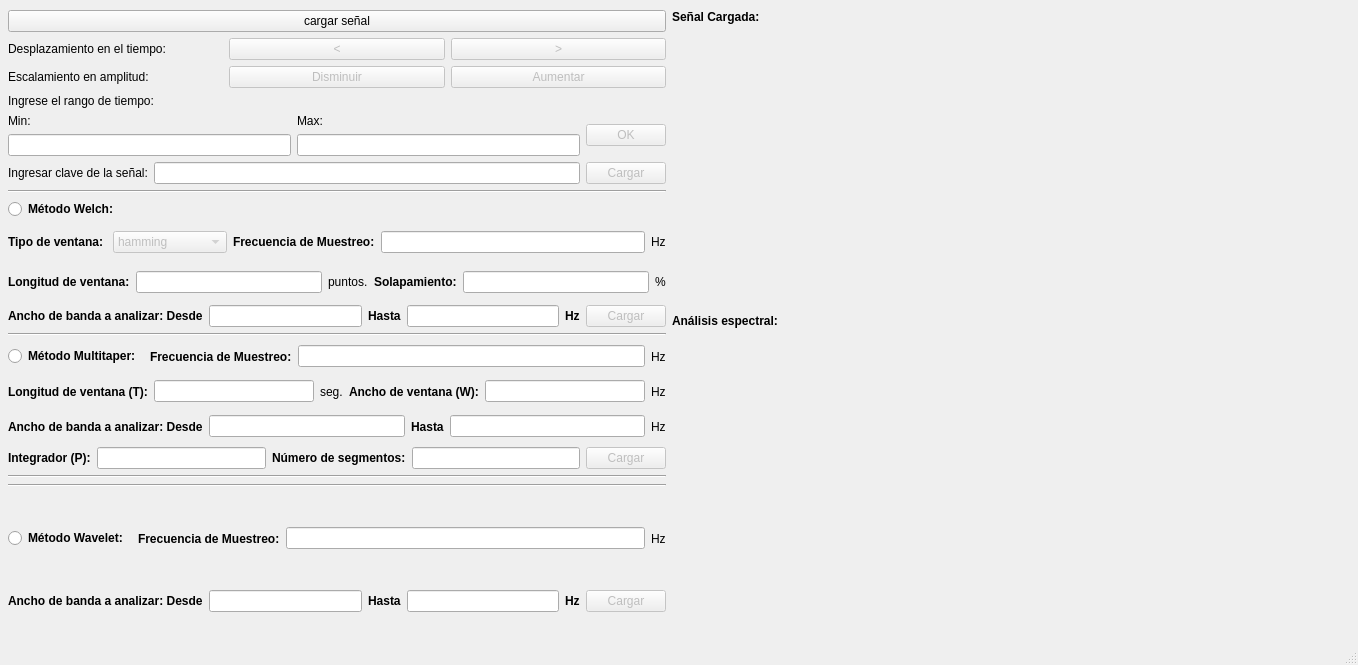
First picture: the form in anadir_grafico.ui, repository Alescos/Proyect2_signal_display, before the edit.
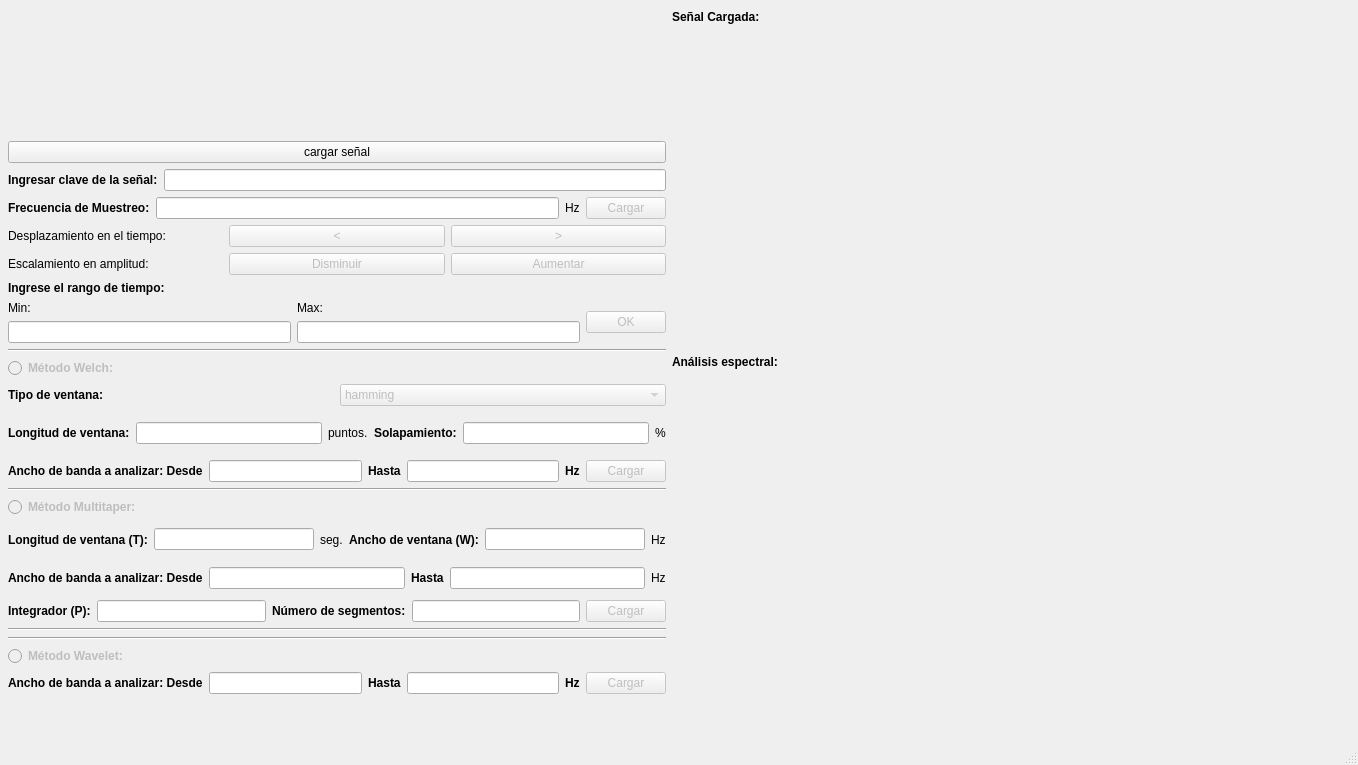
Second picture: the form after the edit.

```diff
--- a/anadir_grafico.ui
+++ b/anadir_grafico.ui
@@ -7,7 +7,7 @@
     <x>0</x>
     <y>0</y>
     <width>1358</width>
-    <height>665</height>
+    <height>765</height>
    </rect>
   </property>
   <property name="sizePolicy">
@@ -29,256 +29,209 @@
       <x>8</x>
       <y>10</y>
       <width>1321</width>
-      <height>602</height>
+      <height>684</height>
      </rect>
     </property>
     <layout class="QGridLayout" name="gridLayout">
-     <item row="0" column="0">
-      <layout class="QVBoxLayout" name="verticalLayout_13">
-       <item>
-        <widget class="QPushButton" name="boton_cargar">
-         <property name="text">
-          <string>cargar señal</string>
-         </property>
-        </widget>
-       </item>
-       <item>
-        <layout class="QVBoxLayout" name="verticalLayout_6">
-         <property name="sizeConstraint">
-          <enum>QLayout::SetFixedSize</enum>
-         </property>
-         <item>
-          <layout class="QVBoxLayout" name="verticalLayout">
-           <item>
-            <layout class="QHBoxLayout" name="horizontalLayout">
-             <item>
-              <widget class="QLabel" name="label">
-               <property name="text">
-                <string>Desplazamiento en el tiempo:</string>
-               </property>
-              </widget>
-             </item>
-             <item>
-              <widget class="QPushButton" name="boton_atras">
-               <property name="enabled">
-                <bool>false</bool>
-               </property>
-               <property name="text">
-                <string>&lt;</string>
-               </property>
-              </widget>
-             </item>
-             <item>
-              <widget class="QPushButton" name="boton_adelante">
-               <property name="enabled">
-                <bool>false</bool>
-               </property>
-               <property name="text">
-                <string>&gt;</string>
-               </property>
-              </widget>
-             </item>
-            </layout>
-           </item>
-          </layout>
-         </item>
-         <item>
-          <layout class="QVBoxLayout" name="verticalLayout_2">
-           <item>
-            <layout class="QHBoxLayout" name="horizontalLayout_2">
-             <item>
-              <widget class="QLabel" name="label_2">
-               <property name="text">
-                <string>Escalamiento en amplitud:</string>
-               </property>
-              </widget>
-             </item>
-             <item>
-              <widget class="QPushButton" name="boton_disminuir">
-               <property name="enabled">
-                <bool>false</bool>
-               </property>
-               <property name="text">
-                <string>Disminuir</string>
-               </property>
-              </widget>
-             </item>
-             <item>
-              <widget class="QPushButton" name="boton_aumentar">
-               <property name="enabled">
-                <bool>false</bool>
-               </property>
-               <property name="text">
-                <string>Aumentar</string>
-               </property>
-              </widget>
-             </item>
-            </layout>
-           </item>
-          </layout>
-         </item>
-         <item>
-          <layout class="QVBoxLayout" name="verticalLayout_5">
-           <item>
-            <widget class="QLabel" name="label_4">
-             <property name="text">
-              <string>Ingrese el rango de tiempo:</string>
-             </property>
-            </widget>
-           </item>
-           <item>
-            <layout class="QHBoxLayout" name="horizontalLayout_3">
-             <item>
-              <layout class="QVBoxLayout" name="verticalLayout_3">
-               <item>
-                <widget class="QLabel" name="label_5">
-                 <property name="text">
-                  <string>Min:</string>
-                 </property>
-                </widget>
-               </item>
-               <item>
-                <widget class="QLineEdit" name="tiempo_min">
-                 <property name="enabled">
-                  <bool>true</bool>
-                 </property>
-                </widget>
-               </item>
-              </layout>
-             </item>
-             <item>
-              <layout class="QVBoxLayout" name="verticalLayout_4">
-               <item>
-                <widget class="QLabel" name="label_6">
-                 <property name="text">
-                  <string>Max:</string>
-                 </property>
-                </widget>
-               </item>
-               <item>
-                <widget class="QLineEdit" name="tiempo_max">
-                 <property name="enabled">
-                  <bool>true</bool>
-                 </property>
-                </widget>
-               </item>
-              </layout>
-             </item>
-             <item>
-              <widget class="QPushButton" name="cargar_tiempo">
-               <property name="enabled">
-                <bool>false</bool>
-               </property>
-               <property name="text">
-                <string>OK</string>
-               </property>
-              </widget>
-             </item>
-            </layout>
-           </item>
-          </layout>
-         </item>
-         <item>
-          <layout class="QHBoxLayout" name="horizontalLayout_4">
-           <item>
-            <widget class="QLabel" name="label_3">
-             <property name="text">
-              <string>Ingresar clave de la señal:</string>
-             </property>
-            </widget>
-           </item>
-           <item>
-            <widget class="QLineEdit" name="key_text">
-             <property name="text">
-              <string/>
-             </property>
-            </widget>
-           </item>
-           <item>
-            <widget class="QPushButton" name="cargar_key">
-             <property name="enabled">
-              <bool>false</bool>
-             </property>
-             <property name="text">
-              <string>Cargar</string>
-             </property>
-            </widget>
-           </item>
-          </layout>
-         </item>
-        </layout>
-       </item>
-      </layout>
-     </item>
-     <item row="0" column="1" rowspan="7">
-      <layout class="QVBoxLayout" name="verticalLayout_9">
-       <item>
-        <layout class="QVBoxLayout" name="verticalLayout_7">
-         <item>
-          <widget class="QLabel" name="label_7">
-           <property name="sizePolicy">
-            <sizepolicy hsizetype="Minimum" vsizetype="Fixed">
-             <horstretch>0</horstretch>
-             <verstretch>0</verstretch>
-            </sizepolicy>
-           </property>
-           <property name="font">
-            <font>
-             <weight>75</weight>
-             <bold>true</bold>
-            </font>
-           </property>
-           <property name="text">
-            <string>Señal Cargada:</string>
-           </property>
-          </widget>
-         </item>
-         <item>
-          <widget class="QWidget" name="campo_grafico" native="true"/>
-         </item>
-        </layout>
-       </item>
-       <item>
-        <layout class="QVBoxLayout" name="verticalLayout_8">
-         <item>
-          <widget class="QLabel" name="label_8">
-           <property name="sizePolicy">
-            <sizepolicy hsizetype="MinimumExpanding" vsizetype="Fixed">
-             <horstretch>0</horstretch>
-             <verstretch>0</verstretch>
-            </sizepolicy>
-           </property>
-           <property name="font">
-            <font>
-             <weight>75</weight>
-             <bold>true</bold>
-            </font>
-           </property>
-           <property name="text">
-            <string>Análisis espectral:</string>
-           </property>
-          </widget>
-         </item>
-         <item>
-          <widget class="QWidget" name="campo_grafico2" native="true"/>
-         </item>
-        </layout>
-       </item>
-      </layout>
-     </item>
-     <item row="1" column="0">
-      <widget class="Line" name="line">
-       <property name="orientation">
-        <enum>Qt::Horizontal</enum>
-       </property>
-      </widget>
-     </item>
      <item row="2" column="0">
+      <widget class="Line" name="line">
+       <property name="orientation">
+        <enum>Qt::Horizontal</enum>
+       </property>
+      </widget>
+     </item>
+     <item row="4" column="0">
+      <widget class="Line" name="line_2">
+       <property name="orientation">
+        <enum>Qt::Horizontal</enum>
+       </property>
+      </widget>
+     </item>
+     <item row="6" column="0">
+      <widget class="Line" name="line_4">
+       <property name="orientation">
+        <enum>Qt::Horizontal</enum>
+       </property>
+      </widget>
+     </item>
+     <item row="5" column="0">
+      <layout class="QVBoxLayout" name="verticalLayout_11">
+       <item>
+        <layout class="QHBoxLayout" name="horizontalLayout_9">
+         <item>
+          <widget class="QRadioButton" name="metodo_multitaper">
+           <property name="enabled">
+            <bool>false</bool>
+           </property>
+           <property name="font">
+            <font>
+             <weight>75</weight>
+             <bold>true</bold>
+            </font>
+           </property>
+           <property name="text">
+            <string>Método Multitaper: </string>
+           </property>
+          </widget>
+         </item>
+        </layout>
+       </item>
+       <item>
+        <layout class="QHBoxLayout" name="horizontalLayout_10">
+         <item>
+          <widget class="QLabel" name="label_9">
+           <property name="font">
+            <font>
+             <weight>75</weight>
+             <bold>true</bold>
+            </font>
+           </property>
+           <property name="text">
+            <string>Longitud de ventana (T):</string>
+           </property>
+          </widget>
+         </item>
+         <item>
+          <widget class="QLineEdit" name="longitud_ventana2"/>
+         </item>
+         <item>
+          <widget class="QLabel" name="label_22">
+           <property name="text">
+            <string>seg.</string>
+           </property>
+          </widget>
+         </item>
+         <item>
+          <widget class="QLabel" name="label_23">
+           <property name="font">
+            <font>
+             <weight>75</weight>
+             <bold>true</bold>
+            </font>
+           </property>
+           <property name="text">
+            <string>Ancho de ventana (W):</string>
+           </property>
+          </widget>
+         </item>
+         <item>
+          <widget class="QLineEdit" name="ancho_ventana"/>
+         </item>
+         <item>
+          <widget class="QLabel" name="label_24">
+           <property name="text">
+            <string>Hz</string>
+           </property>
+          </widget>
+         </item>
+        </layout>
+       </item>
+       <item>
+        <layout class="QHBoxLayout" name="horizontalLayout_11">
+         <item>
+          <widget class="QLabel" name="label_25">
+           <property name="font">
+            <font>
+             <weight>75</weight>
+             <bold>true</bold>
+            </font>
+           </property>
+           <property name="text">
+            <string>Ancho de banda a analizar: Desde</string>
+           </property>
+          </widget>
+         </item>
+         <item>
+          <widget class="QLineEdit" name="fmin2"/>
+         </item>
+         <item>
+          <widget class="QLabel" name="label_26">
+           <property name="font">
+            <font>
+             <weight>75</weight>
+             <bold>true</bold>
+            </font>
+           </property>
+           <property name="text">
+            <string>Hasta</string>
+           </property>
+          </widget>
+         </item>
+         <item>
+          <widget class="QLineEdit" name="fmax2"/>
+         </item>
+         <item>
+          <widget class="QLabel" name="label_27">
+           <property name="font">
+            <font>
+             <weight>50</weight>
+             <bold>false</bold>
+            </font>
+           </property>
+           <property name="text">
+            <string>Hz</string>
+           </property>
+          </widget>
+         </item>
+        </layout>
+       </item>
+       <item>
+        <layout class="QHBoxLayout" name="horizontalLayout_12">
+         <item>
+          <widget class="QLabel" name="label_28">
+           <property name="font">
+            <font>
+             <weight>75</weight>
+             <bold>true</bold>
+            </font>
+           </property>
+           <property name="text">
+            <string>Integrador (P):</string>
+           </property>
+          </widget>
+         </item>
+         <item>
+          <widget class="QLineEdit" name="integrador"/>
+         </item>
+         <item>
+          <widget class="QLabel" name="label_29">
+           <property name="font">
+            <font>
+             <weight>75</weight>
+             <bold>true</bold>
+            </font>
+           </property>
+           <property name="text">
+            <string>Número de segmentos:</string>
+           </property>
+          </widget>
+         </item>
+         <item>
+          <widget class="QLineEdit" name="num_segmentos"/>
+         </item>
+         <item>
+          <widget class="QPushButton" name="cargar_multi">
+           <property name="enabled">
+            <bool>false</bool>
+           </property>
+           <property name="text">
+            <string>Cargar</string>
+           </property>
+          </widget>
+         </item>
+        </layout>
+       </item>
+      </layout>
+     </item>
+     <item row="3" column="0">
       <layout class="QVBoxLayout" name="verticalLayout_10">
        <item>
         <layout class="QHBoxLayout" name="horizontalLayout_5">
          <item>
           <widget class="QRadioButton" name="metodo_welch">
+           <property name="enabled">
+            <bool>false</bool>
+           </property>
            <property name="font">
             <font>
              <weight>75</weight>
@@ -374,35 +327,6 @@
            </item>
           </widget>
          </item>
-         <item>
-          <widget class="QLabel" name="label_10">
-           <property name="font">
-            <font>
-             <weight>75</weight>
-             <bold>true</bold>
-            </font>
-           </property>
-           <property name="text">
-            <string>Frecuencia de Muestreo:</string>
-           </property>
-          </widget>
-         </item>
-         <item>
-          <widget class="QLineEdit" name="fs1"/>
-         </item>
-         <item>
-          <widget class="QLabel" name="label_11">
-           <property name="font">
-            <font>
-             <weight>50</weight>
-             <bold>false</bold>
-            </font>
-           </property>
-           <property name="text">
-            <string>Hz</string>
-           </property>
-          </widget>
-         </item>
         </layout>
        </item>
        <item>
@@ -528,32 +452,18 @@
        </item>
       </layout>
      </item>
-     <item row="3" column="0">
-      <widget class="Line" name="line_2">
-       <property name="orientation">
-        <enum>Qt::Horizontal</enum>
-       </property>
-      </widget>
-     </item>
-     <item row="4" column="0">
-      <layout class="QVBoxLayout" name="verticalLayout_11">
+     <item row="0" column="1" rowspan="8">
+      <layout class="QVBoxLayout" name="verticalLayout_9">
        <item>
-        <layout class="QHBoxLayout" name="horizontalLayout_9">
+        <layout class="QVBoxLayout" name="verticalLayout_7">
          <item>
-          <widget class="QRadioButton" name="metodo_multitaper">
-           <property name="font">
-            <font>
-             <weight>75</weight>
-             <bold>true</bold>
-            </font>
+          <widget class="QLabel" name="label_7">
+           <property name="sizePolicy">
+            <sizepolicy hsizetype="Minimum" vsizetype="Fixed">
+             <horstretch>0</horstretch>
+             <verstretch>0</verstretch>
+            </sizepolicy>
            </property>
-           <property name="text">
-            <string>Método Multitaper: </string>
-           </property>
-          </widget>
-         </item>
-         <item>
-          <widget class="QLabel" name="label_20">
            <property name="font">
             <font>
              <weight>75</weight>
@@ -561,55 +471,25 @@
             </font>
            </property>
            <property name="text">
-            <string>Frecuencia de Muestreo:</string>
+            <string>Señal Cargada:</string>
            </property>
           </widget>
          </item>
          <item>
-          <widget class="QLineEdit" name="fs2"/>
+          <widget class="QWidget" name="campo_grafico" native="true"/>
          </item>
-         <item>
-          <widget class="QLabel" name="label_21">
-           <property name="font">
-            <font>
-             <weight>50</weight>
-             <bold>false</bold>
-            </font>
-           </property>
-           <property name="text">
-            <string>Hz</string>
-           </property>
-          </widget>
-         </item>
         </layout>
        </item>
        <item>
-        <layout class="QHBoxLayout" name="horizontalLayout_10">
+        <layout class="QVBoxLayout" name="verticalLayout_8">
          <item>
-          <widget class="QLabel" name="label_9">
-           <property name="font">
-            <font>
-             <weight>75</weight>
-             <bold>true</bold>
-            </font>
+          <widget class="QLabel" name="label_8">
+           <property name="sizePolicy">
+            <sizepolicy hsizetype="MinimumExpanding" vsizetype="Fixed">
+             <horstretch>0</horstretch>
+             <verstretch>0</verstretch>
+            </sizepolicy>
            </property>
-           <property name="text">
-            <string>Longitud de ventana (T):</string>
-           </property>
-          </widget>
-         </item>
-         <item>
-          <widget class="QLineEdit" name="longitud_ventana2"/>
-         </item>
-         <item>
-          <widget class="QLabel" name="label_22">
-           <property name="text">
-            <string>seg.</string>
-           </property>
-          </widget>
-         </item>
-         <item>
-          <widget class="QLabel" name="label_23">
            <property name="font">
             <font>
              <weight>75</weight>
@@ -617,127 +497,18 @@
             </font>
            </property>
            <property name="text">
-            <string>Ancho de ventana (W):</string>
+            <string>Análisis espectral:</string>
            </property>
           </widget>
          </item>
          <item>
-          <widget class="QLineEdit" name="ancho_ventana"/>
-         </item>
-         <item>
-          <widget class="QLabel" name="label_24">
-           <property name="text">
-            <string>Hz</string>
-           </property>
-          </widget>
-         </item>
-        </layout>
-       </item>
-       <item>
-        <layout class="QHBoxLayout" name="horizontalLayout_11">
-         <item>
-          <widget class="QLabel" name="label_25">
-           <property name="font">
-            <font>
-             <weight>75</weight>
-             <bold>true</bold>
-            </font>
-           </property>
-           <property name="text">
-            <string>Ancho de banda a analizar: Desde</string>
-           </property>
-          </widget>
-         </item>
-         <item>
-          <widget class="QLineEdit" name="fmin2"/>
-         </item>
-         <item>
-          <widget class="QLabel" name="label_26">
-           <property name="font">
-            <font>
-             <weight>75</weight>
-             <bold>true</bold>
-            </font>
-           </property>
-           <property name="text">
-            <string>Hasta</string>
-           </property>
-          </widget>
-         </item>
-         <item>
-          <widget class="QLineEdit" name="fmax2"/>
-         </item>
-         <item>
-          <widget class="QLabel" name="label_27">
-           <property name="font">
-            <font>
-             <weight>50</weight>
-             <bold>false</bold>
-            </font>
-           </property>
-           <property name="text">
-            <string>Hz</string>
-           </property>
-          </widget>
-         </item>
-        </layout>
-       </item>
-       <item>
-        <layout class="QHBoxLayout" name="horizontalLayout_12">
-         <item>
-          <widget class="QLabel" name="label_28">
-           <property name="font">
-            <font>
-             <weight>75</weight>
-             <bold>true</bold>
-            </font>
-           </property>
-           <property name="text">
-            <string>Integrador (P):</string>
-           </property>
-          </widget>
-         </item>
-         <item>
-          <widget class="QLineEdit" name="integrador"/>
-         </item>
-         <item>
-          <widget class="QLabel" name="label_29">
-           <property name="font">
-            <font>
-             <weight>75</weight>
-             <bold>true</bold>
-            </font>
-           </property>
-           <property name="text">
-            <string>Número de segmentos:</string>
-           </property>
-          </widget>
-         </item>
-         <item>
-          <widget class="QLineEdit" name="num_segmentos"/>
-         </item>
-         <item>
-          <widget class="QPushButton" name="cargar_multi">
-           <property name="enabled">
-            <bool>false</bool>
-           </property>
-           <property name="text">
-            <string>Cargar</string>
-           </property>
-          </widget>
+          <widget class="QWidget" name="campo_grafico2" native="true"/>
          </item>
         </layout>
        </item>
       </layout>
      </item>
-     <item row="5" column="0">
-      <widget class="Line" name="line_4">
-       <property name="orientation">
-        <enum>Qt::Horizontal</enum>
-       </property>
-      </widget>
-     </item>
-     <item row="6" column="0">
+     <item row="7" column="0">
       <layout class="QVBoxLayout" name="verticalLayout_12">
        <item>
         <widget class="Line" name="line_3">
@@ -750,6 +521,9 @@
         <layout class="QHBoxLayout" name="horizontalLayout_13">
          <item>
           <widget class="QRadioButton" name="metodo_wavelet">
+           <property name="enabled">
+            <bool>false</bool>
+           </property>
            <property name="font">
             <font>
              <weight>75</weight>
@@ -761,35 +535,6 @@
            </property>
           </widget>
          </item>
-         <item>
-          <widget class="QLabel" name="label_30">
-           <property name="font">
-            <font>
-             <weight>75</weight>
-             <bold>true</bold>
-            </font>
-           </property>
-           <property name="text">
-            <string>Frecuencia de Muestreo:</string>
-           </property>
-          </widget>
-         </item>
-         <item>
-          <widget class="QLineEdit" name="fs3"/>
-         </item>
-         <item>
-          <widget class="QLabel" name="label_31">
-           <property name="font">
-            <font>
-             <weight>50</weight>
-             <bold>false</bold>
-            </font>
-           </property>
-           <property name="text">
-            <string>Hz</string>
-           </property>
-          </widget>
-         </item>
         </layout>
        </item>
        <item>
@@ -853,6 +598,228 @@
        </item>
       </layout>
      </item>
+     <item row="1" column="0">
+      <layout class="QVBoxLayout" name="verticalLayout_13">
+       <item>
+        <widget class="QPushButton" name="boton_cargar">
+         <property name="text">
+          <string>cargar señal</string>
+         </property>
+        </widget>
+       </item>
+       <item>
+        <layout class="QHBoxLayout" name="horizontalLayout_4">
+         <item>
+          <widget class="QLabel" name="label_3">
+           <property name="font">
+            <font>
+             <weight>75</weight>
+             <bold>true</bold>
+            </font>
+           </property>
+           <property name="text">
+            <string>Ingresar clave de la señal:</string>
+           </property>
+          </widget>
+         </item>
+         <item>
+          <widget class="QLineEdit" name="key_text">
+           <property name="text">
+            <string/>
+           </property>
+          </widget>
+         </item>
+        </layout>
+       </item>
+       <item>
+        <layout class="QHBoxLayout" name="horizontalLayout_15">
+         <item>
+          <widget class="QLabel" name="label_10">
+           <property name="font">
+            <font>
+             <weight>75</weight>
+             <bold>true</bold>
+            </font>
+           </property>
+           <property name="text">
+            <string>Frecuencia de Muestreo:</string>
+           </property>
+          </widget>
+         </item>
+         <item>
+          <widget class="QLineEdit" name="fmuestreo_text"/>
+         </item>
+         <item>
+          <widget class="QLabel" name="label_11">
+           <property name="font">
+            <font>
+             <weight>50</weight>
+             <bold>false</bold>
+            </font>
+           </property>
+           <property name="text">
+            <string>Hz</string>
+           </property>
+          </widget>
+         </item>
+         <item>
+          <widget class="QPushButton" name="cargar_key">
+           <property name="enabled">
+            <bool>false</bool>
+           </property>
+           <property name="text">
+            <string>Cargar</string>
+           </property>
+          </widget>
+         </item>
+        </layout>
+       </item>
+       <item>
+        <layout class="QVBoxLayout" name="verticalLayout_6">
+         <property name="sizeConstraint">
+          <enum>QLayout::SetFixedSize</enum>
+         </property>
+         <item>
+          <layout class="QVBoxLayout" name="verticalLayout">
+           <item>
+            <layout class="QHBoxLayout" name="horizontalLayout">
+             <item>
+              <widget class="QLabel" name="label">
+               <property name="text">
+                <string>Desplazamiento en el tiempo:</string>
+               </property>
+              </widget>
+             </item>
+             <item>
+              <widget class="QPushButton" name="boton_atras">
+               <property name="enabled">
+                <bool>false</bool>
+               </property>
+               <property name="text">
+                <string>&lt;</string>
+               </property>
+              </widget>
+             </item>
+             <item>
+              <widget class="QPushButton" name="boton_adelante">
+               <property name="enabled">
+                <bool>false</bool>
+               </property>
+               <property name="text">
+                <string>&gt;</string>
+               </property>
+              </widget>
+             </item>
+            </layout>
+           </item>
+          </layout>
+         </item>
+         <item>
+          <layout class="QVBoxLayout" name="verticalLayout_2">
+           <item>
+            <layout class="QHBoxLayout" name="horizontalLayout_2">
+             <item>
+              <widget class="QLabel" name="label_2">
+               <property name="text">
+                <string>Escalamiento en amplitud:</string>
+               </property>
+              </widget>
+             </item>
+             <item>
+              <widget class="QPushButton" name="boton_disminuir">
+               <property name="enabled">
+                <bool>false</bool>
+               </property>
+               <property name="text">
+                <string>Disminuir</string>
+               </property>
+              </widget>
+             </item>
+             <item>
+              <widget class="QPushButton" name="boton_aumentar">
+               <property name="enabled">
+                <bool>false</bool>
+               </property>
+               <property name="text">
+                <string>Aumentar</string>
+               </property>
+              </widget>
+             </item>
+            </layout>
+           </item>
+          </layout>
+         </item>
+         <item>
+          <layout class="QVBoxLayout" name="verticalLayout_5">
+           <item>
+            <widget class="QLabel" name="label_4">
+             <property name="font">
+              <font>
+               <weight>75</weight>
+               <bold>true</bold>
+              </font>
+             </property>
+             <property name="text">
+              <string>Ingrese el rango de tiempo:</string>
+             </property>
+            </widget>
+           </item>
+           <item>
+            <layout class="QHBoxLayout" name="horizontalLayout_3">
+             <item>
+              <layout class="QVBoxLayout" name="verticalLayout_3">
+               <item>
+                <widget class="QLabel" name="label_5">
+                 <property name="text">
+                  <string>Min:</string>
+                 </property>
+                </widget>
+               </item>
+               <item>
+                <widget class="QLineEdit" name="tiempo_min">
+                 <property name="enabled">
+                  <bool>true</bool>
+                 </property>
+                </widget>
+               </item>
+              </layout>
+             </item>
+             <item>
+              <layout class="QVBoxLayout" name="verticalLayout_4">
+               <item>
+                <widget class="QLabel" name="label_6">
+                 <property name="text">
+                  <string>Max:</string>
+                 </property>
+                </widget>
+               </item>
+               <item>
+                <widget class="QLineEdit" name="tiempo_max">
+                 <property name="enabled">
+                  <bool>true</bool>
+                 </property>
+                </widget>
+               </item>
+              </layout>
+             </item>
+             <item>
+              <widget class="QPushButton" name="cargar_tiempo">
+               <property name="enabled">
+                <bool>false</bool>
+               </property>
+               <property name="text">
+                <string>OK</string>
+               </property>
+              </widget>
+             </item>
+            </layout>
+           </item>
+          </layout>
+         </item>
+        </layout>
+       </item>
+      </layout>
+     </item>
     </layout>
    </widget>
   </widget>
```
